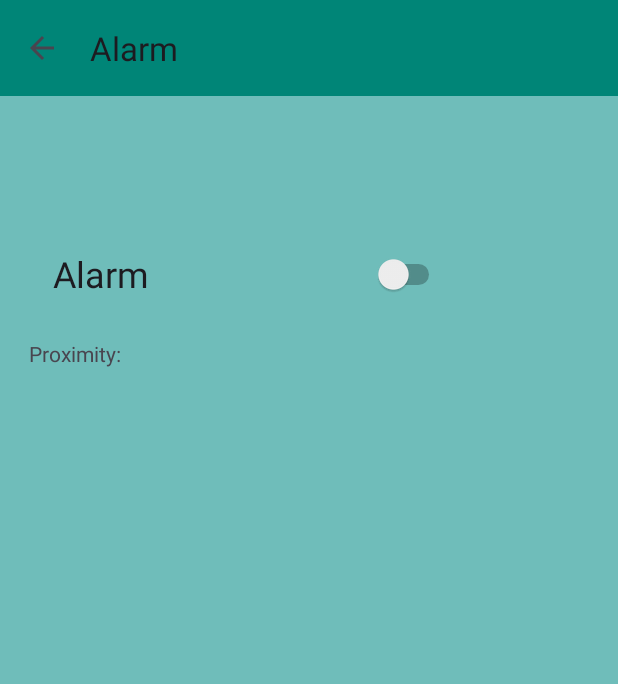
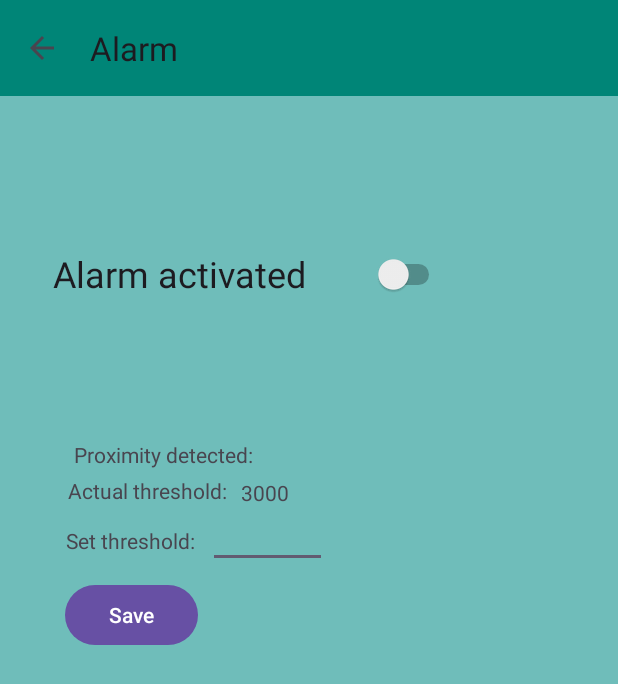
Before and after one commit to GN25/IOT, an Android app: the AlarmActivity screen opened directly, with no data from a screen before it, on a phone screen of 412 x 824 dp. Shown: the top 684 px of the screen. Run offline under Robolectric (Android 15) with nearby library versions, the light colour scheme and no system bars; libraries missing offline, so code that uses them is left out: org.eclipse.paho; 5 statements that could not run were skipped.

Commit message:
Alarm system remake + redesign

```diff
--- a/app/src/main/java/com/example/iot/AlarmActivity.java
+++ b/app/src/main/java/com/example/iot/AlarmActivity.java
@@ -7,6 +7,7 @@ import androidx.core.app.ActivityCompat;
 import androidx.core.app.NotificationCompat;
 import androidx.core.app.NotificationManagerCompat;
 
+import android.annotation.SuppressLint;
 import android.app.Notification;
 import android.app.NotificationChannel;
 import android.app.NotificationManager;
@@ -17,7 +18,10 @@ import android.graphics.Color;
 import android.os.Build;
 import android.os.Bundle;
 import android.util.Log;
+import android.view.View;
+import android.widget.Button;
 import android.widget.CompoundButton;
+import android.widget.EditText;
 import android.widget.Switch;
 import android.widget.TextView;
 import android.widget.Toast;
@@ -39,11 +43,17 @@ public class AlarmActivity extends AppCompatActivity {
     private Switch switchAlarm;
     private SharedPreferences sharedPreferences;
     private TextView tx_prox;
+
+    private TextView tv_proxThreshold;
+    private Button bt_saveProx;
+    private EditText editText_proxThreshold;
+    private int actual_proxThreshold;
     private MqttAndroidClient client;
     private static final String SERVER_URI = "tcp://test.mosquitto.org:1883";
     private static final String TAG = "AlarmActivity";
 
     private boolean notified = false;
+
 
     @Override
     protected void onCreate(Bundle savedInstanceState) {
@@ -62,6 +72,19 @@ public class AlarmActivity extends AppCompatActivity {
         switchAlarm = findViewById(R.id.switchAlarm);
         sharedPreferences = getSharedPreferences(PREF_NAME, Context.MODE_PRIVATE);
         tx_prox = findViewById(R.id.tx_prox);
+        tv_proxThreshold=findViewById(R.id.tv_actualThresholdValue);
+        editText_proxThreshold=findViewById(R.id.editTextProximityThreshold);
+        bt_saveProx=findViewById(R.id.bt_saveProximityThreshold);
+        actual_proxThreshold=3000;
+        bt_saveProx.setOnClickListener(new View.OnClickListener() {
+            @Override
+            public void onClick(View v) {
+                String newValue=String.valueOf(editText_proxThreshold.getText());
+               actual_proxThreshold= Integer.parseInt(newValue);
+               tv_proxThreshold.setText(newValue);
+            }
+        });
+
         boolean lastSwitchState = sharedPreferences.getBoolean(KEY_SWITCH_STATE, false);
         switchAlarm.setChecked(lastSwitchState);
         notified = false;
@@ -93,11 +116,11 @@ public class AlarmActivity extends AppCompatActivity {
 
                 String prox_value = newMessage.split(";")[1];
 
-                tx_prox.setText("Proximity: : " + prox_value);
+                tx_prox.setText("Proximity detected: " + prox_value);
 
                 Float value = Float.parseFloat(prox_value);
                 if (switchAlarm.isChecked()) {
-                    if (value > 3000) {
+                    if (value > actual_proxThreshold) {
                         if (!notified) {
                             System.out.println("ALARMA: " + value);
                             handleAlarmDetected();
--- a/app/src/main/res/layout/alarm_activity.xml
+++ b/app/src/main/res/layout/alarm_activity.xml
@@ -1,6 +1,5 @@
 <?xml version="1.0" encoding="utf-8"?>
 <RelativeLayout xmlns:android="http://schemas.android.com/apk/res/android"
-
     xmlns:tools="http://schemas.android.com/tools"
     android:layout_width="match_parent"
     android:layout_height="match_parent"
@@ -13,13 +12,6 @@
         android:layout_height="?attr/actionBarSize"
         android:background="#008577"/>
 
-    <!--
-android:layout_marginStart="39dp"
-        android:layout_marginTop="119dp"
-        android:layout_marginEnd="243dp"
-        android:layout_marginBottom="553dp"
-        -->
-
     <Switch
         android:id="@+id/switchAlarm"
         android:layout_width="261dp"
@@ -28,28 +20,77 @@ android:layout_marginStart="39dp"
         android:layout_alignParentTop="true"
         android:layout_alignParentEnd="true"
         android:layout_alignParentBottom="true"
-
-
         android:layout_marginStart="35dp"
         android:layout_marginTop="87dp"
         android:layout_marginEnd="115dp"
         android:layout_marginBottom="546dp"
         android:checked="false"
-        android:text="Alarm"
+        android:text="Alarm activated"
         android:textSize="24sp"
         tools:ignore="UseSwitchCompatOrMaterialXml" />
+
 
     <TextView
         android:id="@+id/tx_prox"
         android:layout_width="wrap_content"
         android:layout_height="wrap_content"
-        android:layout_alignParentTop="true"
         android:layout_alignParentEnd="true"
         android:layout_alignParentBottom="true"
-        android:layout_marginTop="226dp"
-        android:layout_marginEnd="328dp"
+        android:layout_marginEnd="240dp"
+        android:layout_marginBottom="511dp"
+        android:text="Proximity detected: " />
+
+    <TextView
+        android:id="@+id/tv_actualThresholdLabel"
+        android:layout_width="wrap_content"
+        android:layout_height="wrap_content"
+        android:layout_alignParentEnd="true"
+        android:layout_alignParentBottom="true"
+        android:layout_marginEnd="257dp"
+        android:layout_marginBottom="487dp"
+        android:text="Actual threshold: " />
+
+    <TextView
+        android:id="@+id/tv_actualThresholdValue"
+        android:layout_width="152dp"
+        android:layout_height="wrap_content"
+        android:layout_alignParentEnd="true"
+        android:layout_alignParentBottom="true"
+        android:layout_marginEnd="99dp"
         android:layout_marginBottom="486dp"
-        android:text="Proximity: " />
+        android:text="3000" />
+
+    <TextView
+        android:id="@+id/tv_setThreshold"
+        android:layout_width="108dp"
+        android:layout_height="wrap_content"
+        android:layout_alignParentEnd="true"
+        android:layout_alignParentBottom="true"
+        android:layout_marginEnd="260dp"
+        android:layout_marginBottom="454dp"
+        android:text="Set threshold: " />
 
 
+    <EditText
+        android:id="@+id/editTextProximityThreshold"
+        android:layout_width="79dp"
+        android:layout_height="wrap_content"
+        android:layout_alignParentEnd="true"
+        android:layout_alignParentBottom="true"
+        android:layout_marginEnd="194dp"
+        android:layout_marginBottom="445dp"
+        android:textSize="14sp" />
+
+    <Button
+        android:id="@+id/bt_saveProximityThreshold"
+        android:layout_width="wrap_content"
+        android:layout_height="wrap_content"
+        android:layout_alignParentStart="true"
+        android:layout_alignParentEnd="true"
+        android:layout_alignParentBottom="true"
+        android:layout_marginStart="43dp"
+        android:layout_marginEnd="280dp"
+        android:layout_marginBottom="390dp"
+        android:text="Save" />
+
 </RelativeLayout>
```
